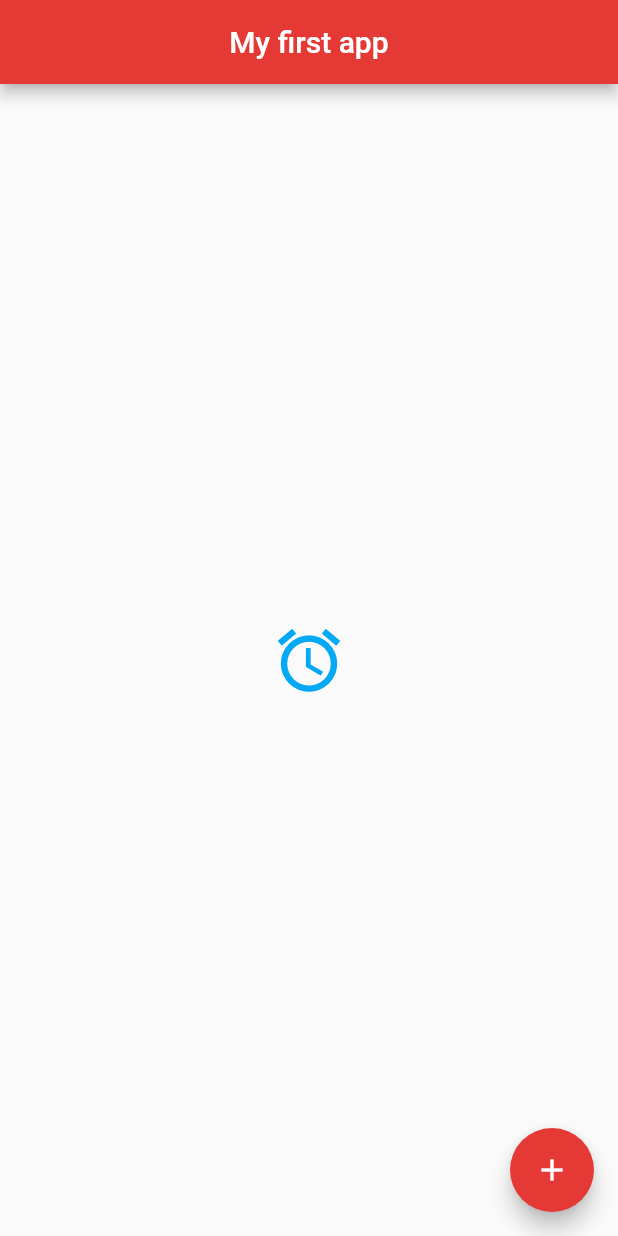
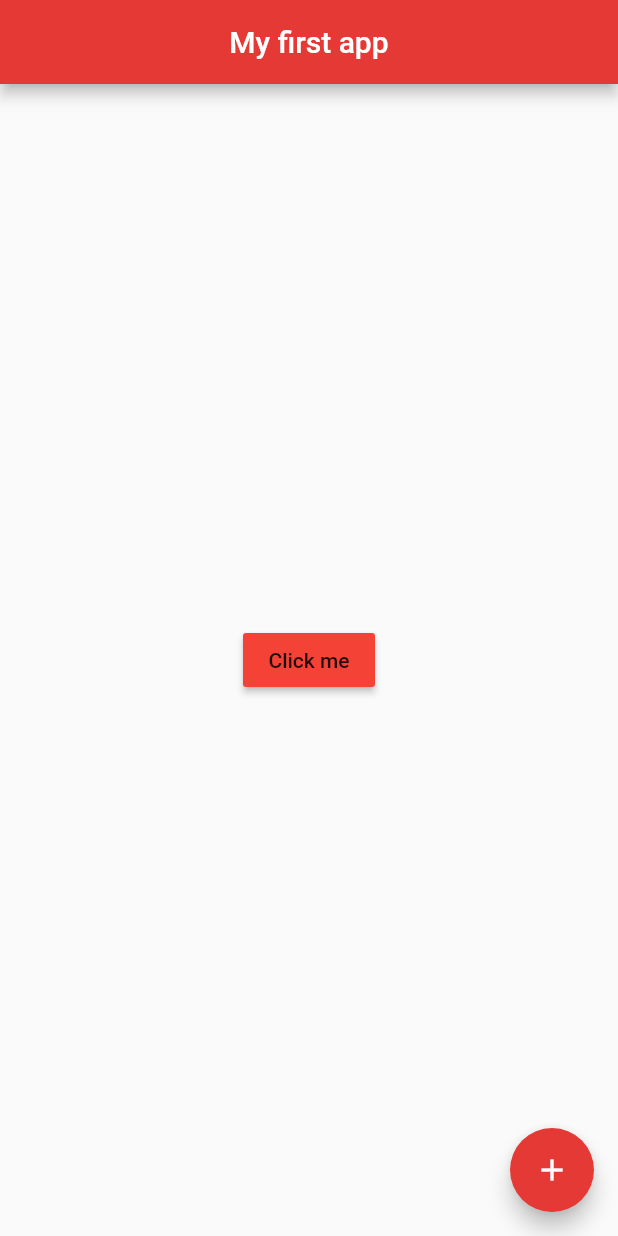
Before and after one commit to ashkarashku1/flutter_basics, a Flutter app: the screen it shows after launch, on a phone screen of 412 x 824 dp. Run offline on Flutter 3.47's test engine with Material 2 defaults, Android fonts, the phone set to English and light mode, and no system bars.

Commit message:
rasised button

```diff
--- a/lib/main.dart
+++ b/lib/main.dart
@@ -14,25 +14,30 @@ class Home extends StatelessWidget {
         backgroundColor: Colors.red[600],
       ),
       body: Center(
-          child: Icon(
+        child: RaisedButton(
+          onPressed: () {},
+          child: Text('Click me'),
+          color: Colors.red,
+        ),
+          /*child: Icon(
             Icons.access_alarm,
             color: Colors.lightBlue,
             size: 50.0,
+          ),*/
+//        child: Image.asset('assets/space.jpg'),
+/*        child: Image(
+          image: AssetImage('assets/space.jpg'),
+        ),*/
+/*        child: Text(
+          'Hi App',
+          style: TextStyle(
+            fontSize: 20.0,
+            fontWeight: FontWeight.bold,
+            letterSpacing: 2.0,
+            color: Colors.grey[600],
+            fontFamily: 'IndieFlower',
           ),
-//        child: Image.asset('assets/space.jpg'),
-//        child: Image(
-//          image: AssetImage('assets/space.jpg'),
-//        ),
-//        child: Text(
-//          'Hi App',
-//          style: TextStyle(
-//            fontSize: 20.0,
-//            fontWeight: FontWeight.bold,
-//            letterSpacing: 2.0,
-//            color: Colors.grey[600],
-//            fontFamily: 'IndieFlower',
-//          ),
-//        ),
+        ),*/
       ),
       floatingActionButton: FloatingActionButton(
         onPressed: () {},
```
